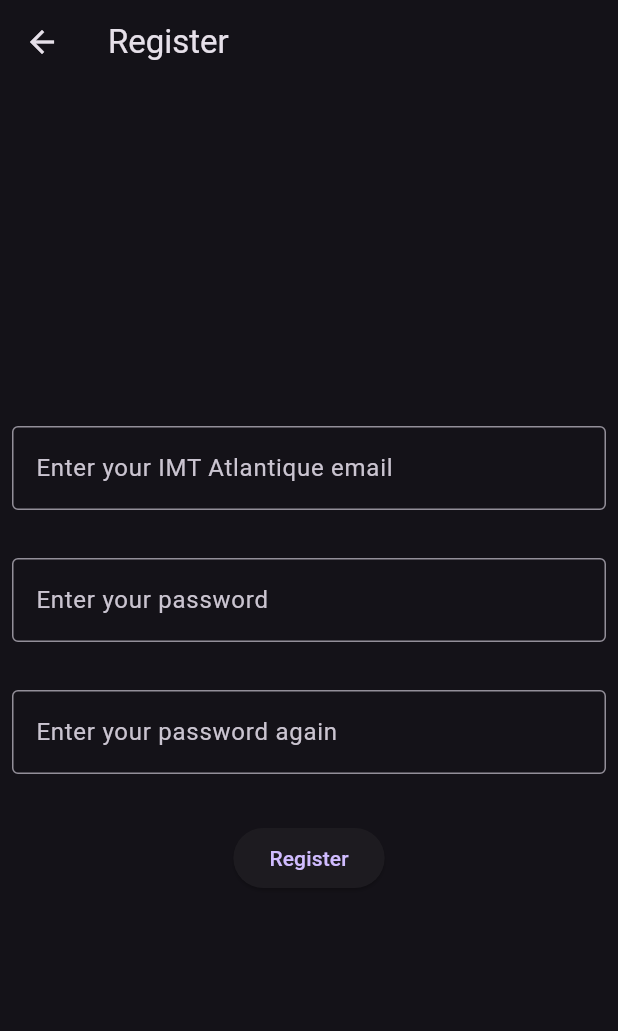
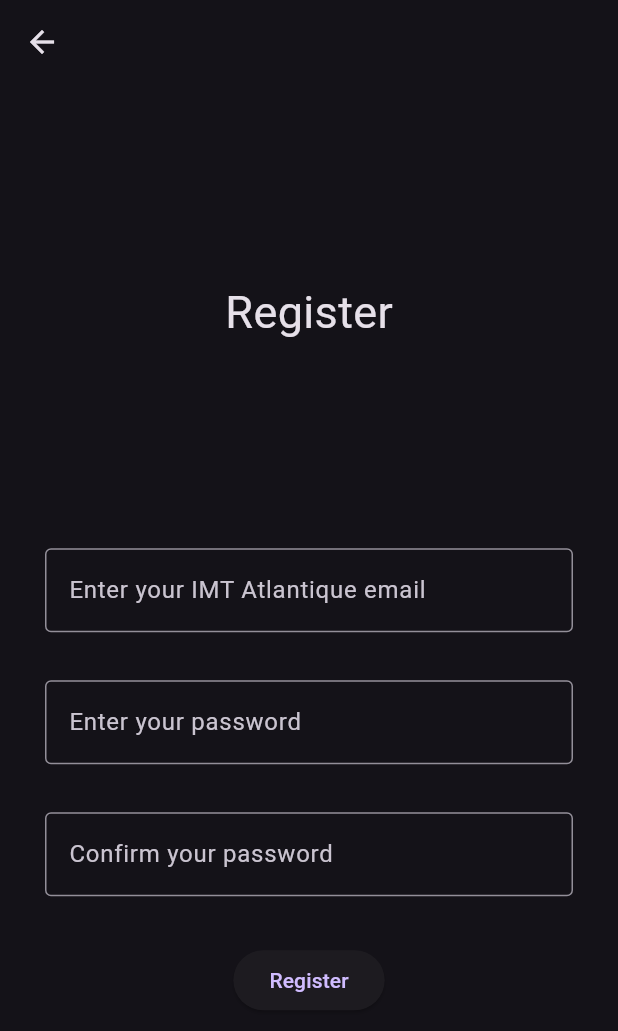
Before and after one commit to RayaneB75/multiplayer-wyr, a Flutter app: the screen it shows after launch, after a tap on "Register", on a phone screen of 412 x 824 dp. Shown: the top 1031 px of the screen. Run offline on Flutter 3.47's test engine with Material 2 defaults, Android fonts, the phone set to English and light mode, and no system bars.

Commit message:
better UI, code improvement

```diff
--- /dev/null
+++ b/front/lib/items.dart
@@ -0,0 +1,22 @@
+
+import 'package:flutter/material.dart';
+
+class TextFieldCustom extends StatelessWidget {
+
+    final String content;
+
+    const TextFieldCustom({Key? key, required this.content}) : super(key: key);
+
+    @override
+    Widget build(BuildContext context) {
+        return Padding(
+          padding: const EdgeInsets.symmetric(horizontal: 30, vertical: 16),
+          child: TextFormField(
+            decoration: InputDecoration(
+              border: const OutlineInputBorder(),
+              labelText: content,
+            ),
+          ),
+        );
+    }
+}
--- a/front/lib/main.dart
+++ b/front/lib/main.dart
@@ -30,9 +30,9 @@ class Home extends StatelessWidget {
           children: [
             const Text(
               'Would you rather ...',
-              style: TextStyle(fontSize: 20),
+              style: TextStyle(fontSize: 30),
             ),
-            const SizedBox(height: 50),
+            const SizedBox(height: 120),
             ElevatedButton(
               child: const Text('Register'),
               onPressed: () {
--- a/front/lib/register.dart
+++ b/front/lib/register.dart
@@ -1,5 +1,6 @@
 import 'package:flutter/material.dart';
 import 'package:frontend/findMatch.dart';
+import 'package:frontend/items.dart';
 
 class RegisterWindow extends StatelessWidget {
   const RegisterWindow({super.key});
@@ -8,7 +9,7 @@ class RegisterWindow extends StatelessWidget {
   Widget build(BuildContext context) {
     return Scaffold(
       appBar: AppBar(
-        title: const Text('Register'),
+        //title: const Text('Register'),
       ),
       body: const Center(
         child: RegisterForm()
@@ -26,33 +27,18 @@ class RegisterForm extends StatelessWidget {
       mainAxisAlignment: MainAxisAlignment.center,
       crossAxisAlignment: CrossAxisAlignment.center,
       children: <Widget>[
-        Padding(
-          padding: const EdgeInsets.symmetric(horizontal: 8, vertical: 16),
-          child: TextFormField(
-            decoration: const InputDecoration(
-              border: OutlineInputBorder(),
-              labelText: 'Enter your IMT Atlantique email',
-            ),
-          ),
+
+        const Text(
+          'Register',
+          style: TextStyle(fontSize: 30),
         ),
-        Padding(
-          padding: const EdgeInsets.symmetric(horizontal: 8, vertical: 16),
-          child: TextFormField(
-            decoration: const InputDecoration(
-              border: OutlineInputBorder(),
-              labelText: 'Enter your password',
-            ),
-          ),
-        ),
-        Padding(
-          padding: const EdgeInsets.symmetric(horizontal: 8, vertical: 16),
-          child: TextFormField(
-            decoration: const InputDecoration(
-              border: OutlineInputBorder(),
-              labelText: 'Enter your password again',
-            ),
-          ),
-        ),
+
+        const SizedBox(height: 120),
+
+        const TextFieldCustom(content: "Enter your IMT Atlantique email"),
+        const TextFieldCustom(content: "Enter your password"),
+        const TextFieldCustom(content: "Confirm your password"),
+
         Padding(
           padding: const EdgeInsets.symmetric(horizontal: 8, vertical: 16),
           child: ElevatedButton(
```
Also changed, not shown: front/lib/api_calls.dart (+5 -5 lines), front/lib/findMatch.dart (+10 -2 lines), front/lib/login.dart (+12 -18 lines), front/lib/wyr.dart (+17 -2 lines).
